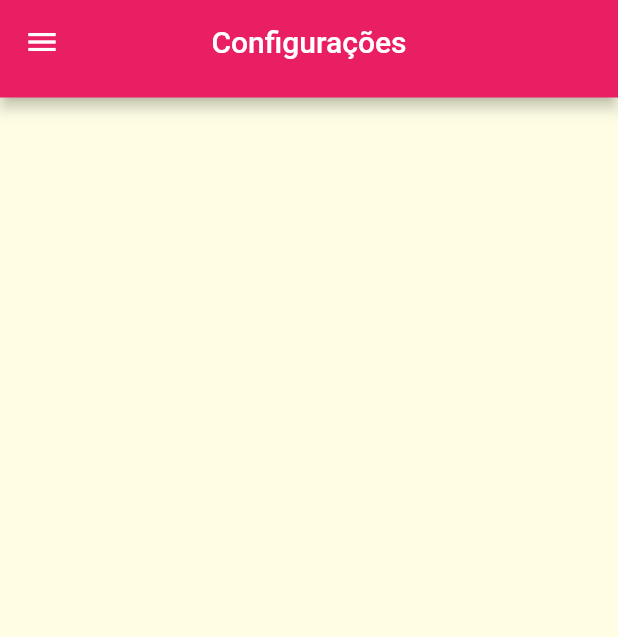
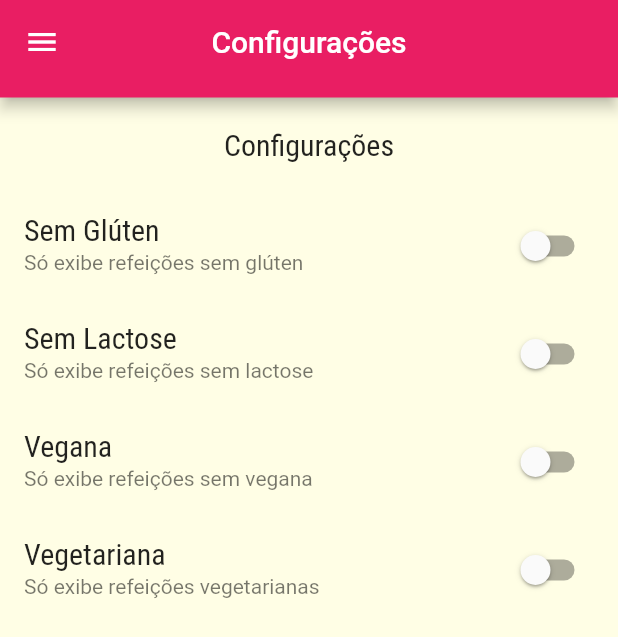
Before and after one commit to ramosnilmar/food-recipes, a Flutter app: the SettingScreen screen opened by its route, on a phone screen of 412 x 824 dp. Shown: the top 637 px of the screen. Run offline on Flutter 3.47's test engine with Material 2 defaults, Android fonts, the light colour scheme and no system bars.

Commit message:
add Switch in setting widget

```diff
--- /dev/null
+++ b/lib/models/settings.dart
@@ -0,0 +1,13 @@
+class Settings {
+  bool isGlutenFree;
+  bool isLactoseFree;
+  bool isVegan;
+  bool isVegetarian;
+
+  Settings({
+    this.isGlutenFree = false,
+    this.isLactoseFree = false,
+    this.isVegan = false,
+    this.isVegetarian = false,
+  });
+}
--- a/lib/screens/settings_screen.dart
+++ b/lib/screens/settings_screen.dart
@@ -1,15 +1,82 @@
 import 'package:ecommerce_app/components/main_app_bar.dart';
 import 'package:ecommerce_app/components/main_drawer.dart';
+import 'package:ecommerce_app/models/settings.dart';
 import 'package:flutter/material.dart';
 
-class SettingScreen extends StatelessWidget {
+class SettingScreen extends StatefulWidget {
   const SettingScreen({super.key});
 
   @override
+  State<SettingScreen> createState() => _SettingScreenState();
+}
+
+class _SettingScreenState extends State<SettingScreen> {
+  var settings = Settings();
+
+  Widget _createSwitch({
+    required String title,
+    required String subtitle,
+    required bool value,
+    required Function onChanged,
+  }) {
+    return SwitchListTile.adaptive(
+      title: Text(title),
+      subtitle: Text(subtitle),
+      value: value,
+      onChanged: (value) => onChanged(value),
+    );
+  }
+
+  @override
   Widget build(BuildContext context) {
-    return const Scaffold(
-      drawer: MainDrawer(),
-      appBar: MainAppBar(title: 'Configurações'),
+    return Scaffold(
+      drawer: const MainDrawer(),
+      appBar: const MainAppBar(title: 'Configurações'),
+      body: Column(
+        children: <Widget>[
+          Container(
+            padding: const EdgeInsets.all(20),
+            child: Text(
+              'Configurações',
+              style: Theme.of(context).textTheme.titleMedium,
+            ),
+          ),
+          Expanded(
+            child: ListView(
+              children: <Widget>[
+                _createSwitch(
+                  title: 'Sem Glúten',
+                  subtitle: 'Só exibe refeições sem glúten',
+                  value: settings.isGlutenFree,
+                  onChanged: (value) =>
+                      setState(() => settings.isGlutenFree = value),
+                ),
+                _createSwitch(
+                  title: 'Sem Lactose',
+                  subtitle: 'Só exibe refeições sem lactose',
+                  value: settings.isLactoseFree,
+                  onChanged: (value) =>
+                      setState(() => settings.isLactoseFree = value),
+                ),
+                _createSwitch(
+                  title: 'Vegana',
+                  subtitle: 'Só exibe refeições sem vegana',
+                  value: settings.isVegan,
+                  onChanged: (value) =>
+                      setState(() => settings.isVegan = value),
+                ),
+                _createSwitch(
+                  title: 'Vegetariana',
+                  subtitle: 'Só exibe refeições vegetarianas',
+                  value: settings.isVegetarian,
+                  onChanged: (value) =>
+                      setState(() => settings.isVegetarian = value),
+                ),
+              ],
+            ),
+          ),
+        ],
+      ),
     );
   }
 }
```
